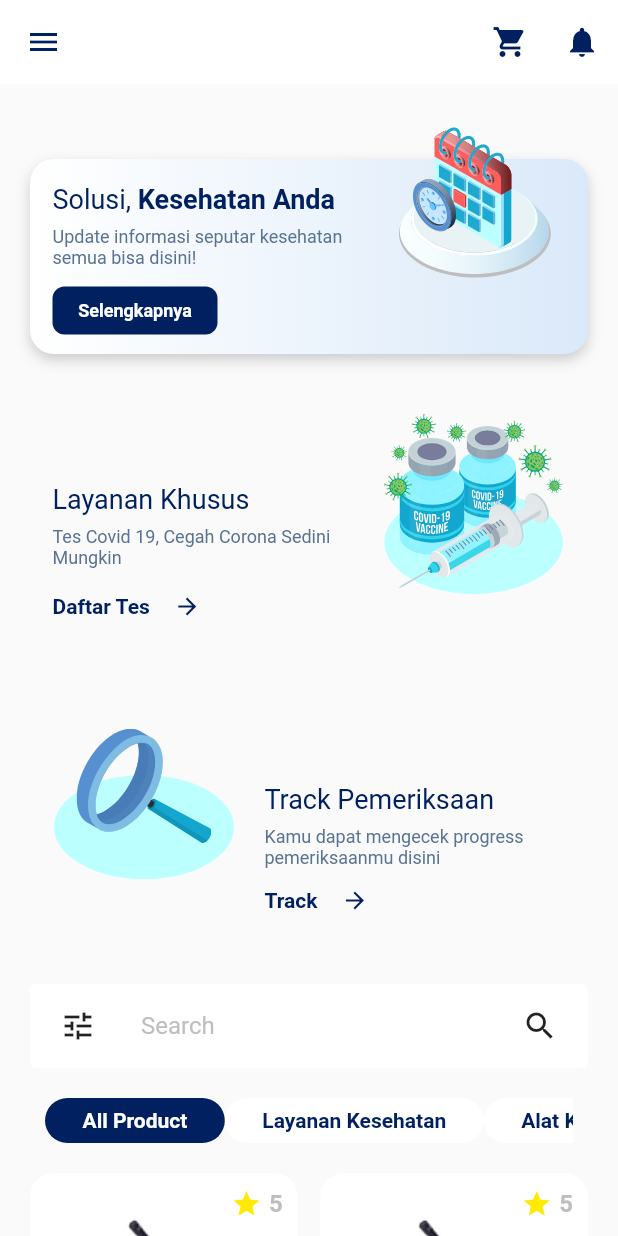
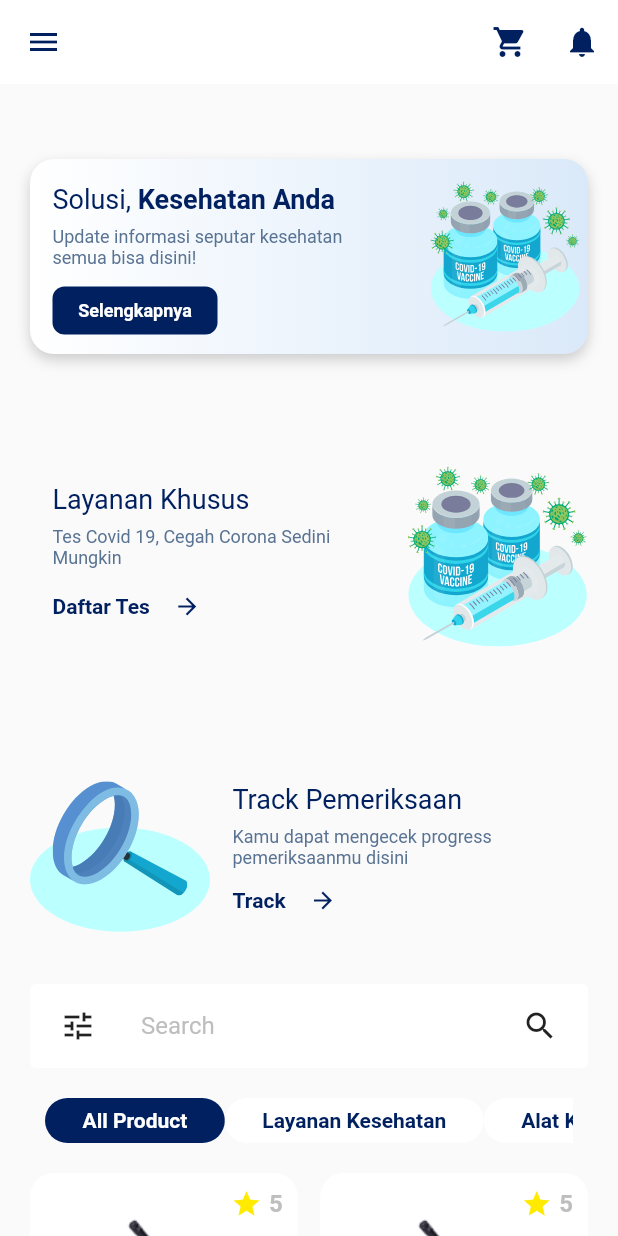
Before and after one commit to adamramadhn/ui_aplikasi, a Flutter app: the HomePage screen opened by its route, on a phone screen of 412 x 824 dp. Run offline on Flutter 3.47's test engine with Material 2 defaults, Android fonts, the light colour scheme and no system bars; our stand-ins replace custom_sliding_segmented_control, flutter_svg; Roboto replaces fonts that are missing (Gilroy-ExtraBold).

Commit message:
fix overflow

```diff
--- a/lib/constant/C/strings.dart
+++ b/lib/constant/C/strings.dart
@@ -29,9 +29,9 @@ class Strings {
   String txtSignInNow = 'Login sekarang';
 
   //ProfileDrawer
-  String nameProfile1 = 'Angga ';
-  String nameProfile2 = 'Praja';
-  String roleProfile = 'Membership BBLK';
+  String nameProfile1 = 'Adam ';
+  String nameProfile2 = 'Ramadhan';
+  String roleProfile = 'Membership';
   String myProfile = 'Profile Saya';
   String settingsProfile = 'Pengaturan';
   String signOut = 'Logout';
@@ -87,6 +87,7 @@ class Strings {
   String profileTextT1 = 'Pilih data yang ingin ditampilkan';
   String profileTextDataDiri = 'Data Diri';
   String profileTextDataDiri2 = 'Data diri anda sesuai KTP';
-  String profileTextInform = 'Pastikan profile anda terisi dengan benar, data pribadi anda terjamin keamanannya';
+  String profileTextInform =
+      'Pastikan profile anda terisi dengan benar, data pribadi anda terjamin keamanannya';
   String profileTextButton = 'Simpan Profile';
 }
--- a/lib/main.dart
+++ b/lib/main.dart
@@ -1,5 +1,5 @@
 import 'package:flutter/material.dart';
-import 'package:flutter/services.dart';
+// import 'package:flutter/services.dart';
 import 'package:ui_aplikasi/view/home_page.dart';
 import 'package:ui_aplikasi/view/profile_page.dart';
 import 'package:ui_aplikasi/view/signin_page.dart';
@@ -7,8 +7,8 @@ import 'package:ui_aplikasi/view/signin_page.dart';
 import 'view/signup_page.dart';
 
 void main() {
-  WidgetsFlutterBinding.ensureInitialized();
-  SystemChrome.setPreferredOrientations([DeviceOrientation.portraitUp]);
+  // WidgetsFlutterBinding.ensureInitialized();
+  // SystemChrome.setPreferredOrientations([DeviceOrientation.portraitUp]);
   runApp(const MyApp());
 }
 
--- a/lib/view/home_page.dart
+++ b/lib/view/home_page.dart
@@ -26,14 +26,14 @@ class _HomePageState extends State<HomePage> {
     C.strings.layananSeg1,
     C.strings.layananSeg2,
   ];
-  // bool isSelected = false;
   @override
   Widget build(BuildContext context) {
     return Scaffold(
       drawer: SafeArea(
+        child: SingleChildScrollView(
           child: Container(
             color: Colors.white,
-          height: MediaQuery.of(context).size.height,
+            // height: MediaQuery.of(context).size.height,
             child: Row(
               children: [
                 Expanded(
@@ -177,6 +177,9 @@ class _HomePageState extends State<HomePage> {
                             ),
                           ],
                         ),
+                        const SizedBox(
+                          height: 20,
+                        ),
                         Column(
                           children: [
                             Row(
@@ -203,6 +206,9 @@ class _HomePageState extends State<HomePage> {
                             ),
                           ],
                         ),
+                        const SizedBox(
+                          height: 20,
+                        ),
                         Padding(
                           padding: const EdgeInsets.only(bottom: 86),
                           child: Row(
@@ -214,7 +220,7 @@ class _HomePageState extends State<HomePage> {
                                   isWeight: false,
                                   size: 14),
                               const SizedBox(
-                              width: 48,
+                                width: 20,
                               ),
                               TextAppWidget(
                                   text: C.strings.footerProfileTnC,
@@ -229,6 +235,7 @@ class _HomePageState extends State<HomePage> {
                   ),
                 ),
               ],
+            ),
           ),
         ),
       ),
@@ -541,24 +548,16 @@ class SecContent extends StatelessWidget {
   Widget build(BuildContext context) {
     return Padding(
       padding: const EdgeInsets.symmetric(vertical: 20),
-      child: Stack(
-        children: [
-          isNormal
+      child: isNormal
           ? Padding(
               padding: const EdgeInsets.only(top: 30),
               child: SizedBox(
                 width: MediaQuery.of(context).size.height * 0.8,
                 height: 130,
-                    // decoration: BoxDecoration(
-                    //   gradient: LinearGradient(
-                    //     colors: [
-                    //       Colors.white,
-                    //       C.color.gradientHome,
-                    //     ],
-                    //   ),
-                    //   borderRadius: BorderRadius.circular(16),
-                    // ),
-                    child: Column(
+                child: Row(
+                  mainAxisAlignment: MainAxisAlignment.spaceBetween,
+                  children: [
+                    Column(
                       crossAxisAlignment: CrossAxisAlignment.start,
                       children: [
                         Container(
@@ -604,6 +603,15 @@ class SecContent extends StatelessWidget {
                         ),
                       ],
                     ),
+                    SizedBox(
+                      width: 120,
+                      height: 120,
+                      child: SvgPicture.asset(
+                        picture,
+                      ),
+                    ),
+                  ],
+                ),
               ),
             )
           : Padding(
@@ -611,16 +619,16 @@ class SecContent extends StatelessWidget {
               child: SizedBox(
                 width: MediaQuery.of(context).size.height * 0.8,
                 height: 130,
-                    // decoration: BoxDecoration(
-                    //   gradient: LinearGradient(
-                    //     colors: [
-                    //       Colors.white,
-                    //       C.color.gradientHome,
-                    //     ],
-                    //   ),
-                    //   borderRadius: BorderRadius.circular(16),
-                    // ),
-                    child: Column(
+                child: Row(
+                  children: [
+                    SizedBox(
+                      width: 120,
+                      height: 120,
+                      child: SvgPicture.asset(
+                        picture,
+                      ),
+                    ),
+                    Column(
                       crossAxisAlignment: CrossAxisAlignment.end,
                       children: [
                         Container(
@@ -666,40 +674,9 @@ class SecContent extends StatelessWidget {
                         ),
                       ],
                     ),
+                  ],
                 ),
               ),
-          isNormal
-              ? Row(
-                  mainAxisAlignment: MainAxisAlignment.end,
-                  children: [
-                    Padding(
-                      padding: const EdgeInsets.only(right: 16),
-                      child: SizedBox(
-                        width: 120,
-                        height: 120,
-                        child: SvgPicture.asset(
-                          picture,
-                        ),
-                      ),
-                    ),
-                  ],
-                )
-              : Row(
-                  mainAxisAlignment: MainAxisAlignment.start,
-                  children: [
-                    Padding(
-                      padding: const EdgeInsets.only(left: 16),
-                      child: SizedBox(
-                        width: 120,
-                        height: 120,
-                        child: SvgPicture.asset(
-                          picture,
-                        ),
-                      ),
-                    ),
-                  ],
-                ),
-        ],
             ),
     );
   }
@@ -713,9 +690,7 @@ class TopContent extends StatelessWidget {
   Widget build(BuildContext context) {
     return Padding(
       padding: const EdgeInsets.symmetric(vertical: 20),
-      child: Stack(
-        children: [
-          Padding(
+      child: Padding(
         padding: const EdgeInsets.only(top: 30),
         child: Container(
           width: MediaQuery.of(context).size.height * 0.8,
@@ -739,7 +714,10 @@ class TopContent extends StatelessWidget {
             ),
             borderRadius: BorderRadius.circular(16),
           ),
-              child: Column(
+          child: Row(
+            mainAxisAlignment: MainAxisAlignment.spaceBetween,
+            children: [
+              Column(
                 crossAxisAlignment: CrossAxisAlignment.start,
                 children: [
                   Container(
@@ -793,19 +771,15 @@ class TopContent extends StatelessWidget {
                   ),
                 ],
               ),
-            ),
-          ),
-          Row(
-            mainAxisAlignment: MainAxisAlignment.end,
-            children: [
-              SizedBox(
-                width: 150,
-                height: 150,
-                child: SvgPicture.asset(C.assets.icon1),
+              Container(
+                margin: const EdgeInsets.only(right: 5),
+                width: 100,
+                height: 100,
+                child: SvgPicture.asset(C.assets.icon2),
               ),
             ],
           ),
-        ],
+        ),
       ),
     );
   }
```
Also changed, not shown: pubspec.lock. Lines whose indentation alone changed are shown as unchanged.
